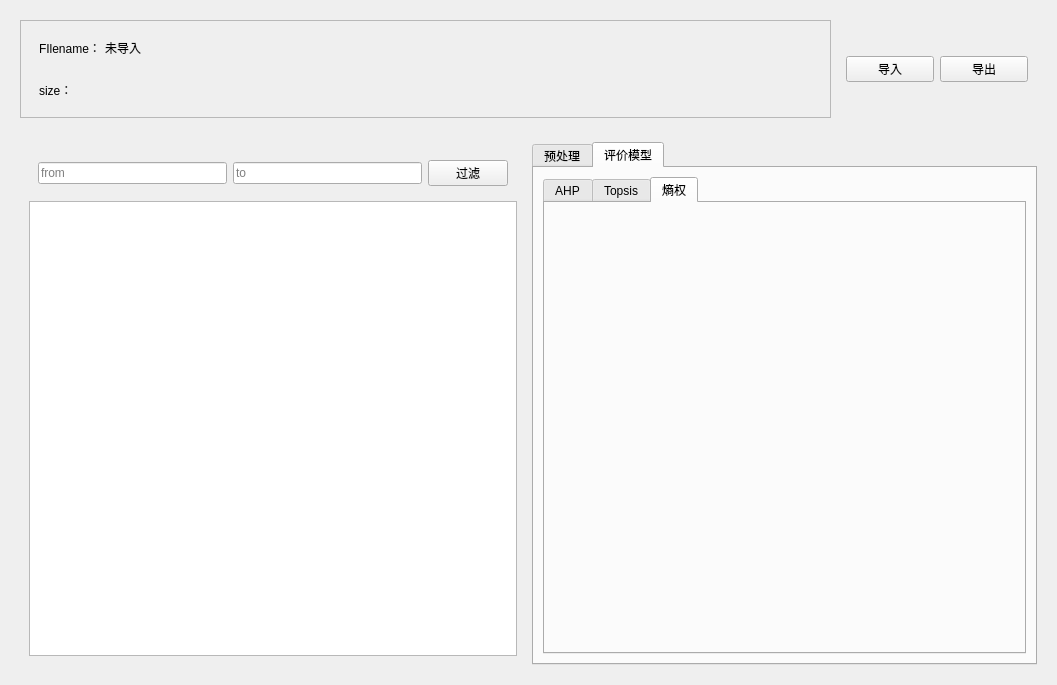
Before: the Qt Designer form MMH.ui in KrowFeather/MathematicalModellingHelper, drawn with Qt 5.
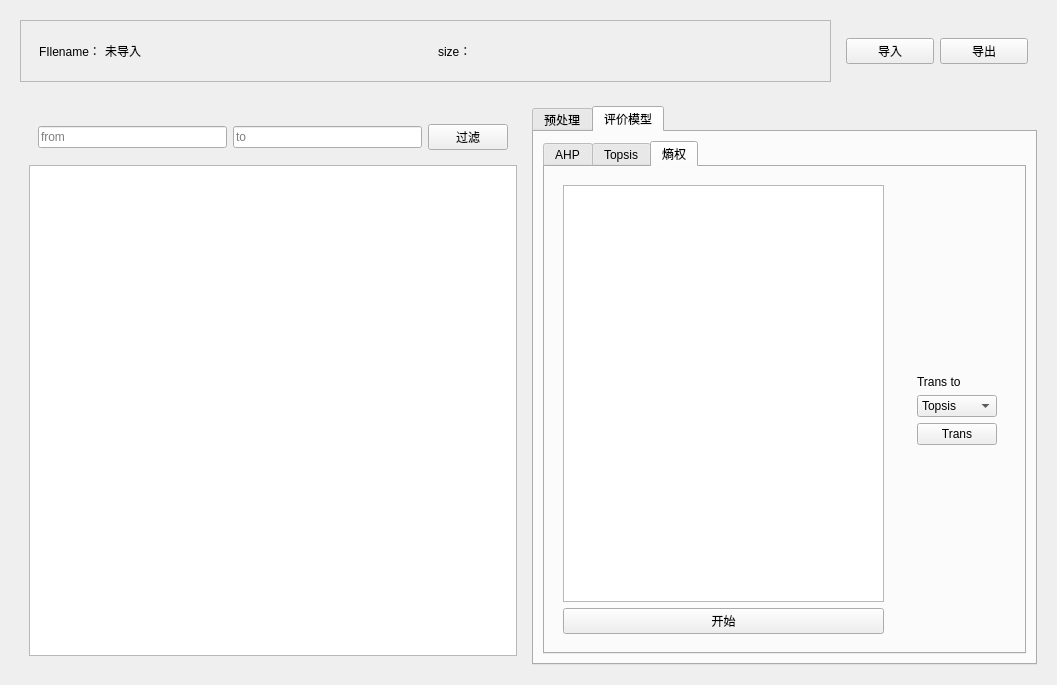
After: the same form once the commit is applied. The open tabs and pages were chosen to show the change.

```diff
--- a/MMH.ui
+++ b/MMH.ui
@@ -31,7 +31,7 @@
         <property name="frameShadow">
          <enum>QFrame::Shadow::Raised</enum>
         </property>
-        <layout class="QVBoxLayout" name="verticalLayout_2">
+        <layout class="QHBoxLayout" name="horizontalLayout_16">
          <item>
           <widget class="QWidget" name="widget_3" native="true">
            <layout class="QHBoxLayout" name="horizontalLayout_4">
@@ -446,6 +446,97 @@
              <attribute name="title">
               <string>熵权</string>
              </attribute>
+             <layout class="QHBoxLayout" name="horizontalLayout_14">
+              <item>
+               <widget class="QWidget" name="widget_15" native="true">
+                <layout class="QVBoxLayout" name="verticalLayout_7">
+                 <item>
+                  <widget class="QTableWidget" name="ewMat"/>
+                 </item>
+                 <item>
+                  <widget class="QPushButton" name="btnEntropyWeight">
+                   <property name="text">
+                    <string>开始</string>
+                   </property>
+                  </widget>
+                 </item>
+                </layout>
+               </widget>
+              </item>
+              <item>
+               <widget class="QWidget" name="widget_16" native="true">
+                <property name="minimumSize">
+                 <size>
+                  <width>100</width>
+                  <height>0</height>
+                 </size>
+                </property>
+                <layout class="QHBoxLayout" name="horizontalLayout_15">
+                 <item>
+                  <widget class="QWidget" name="widget_17" native="true">
+                   <layout class="QVBoxLayout" name="verticalLayout_11">
+                    <item>
+                     <spacer name="verticalSpacer">
+                      <property name="orientation">
+                       <enum>Qt::Orientation::Vertical</enum>
+                      </property>
+                      <property name="sizeHint" stdset="0">
+                       <size>
+                        <width>20</width>
+                        <height>40</height>
+                       </size>
+                      </property>
+                     </spacer>
+                    </item>
+                    <item>
+                     <widget class="QLabel" name="label_8">
+                      <property name="maximumSize">
+                       <size>
+                        <width>16777215</width>
+                        <height>50</height>
+                       </size>
+                      </property>
+                      <property name="text">
+                       <string>Trans to</string>
+                      </property>
+                     </widget>
+                    </item>
+                    <item>
+                     <widget class="QComboBox" name="ewToCB">
+                      <item>
+                       <property name="text">
+                        <string>Topsis</string>
+                       </property>
+                      </item>
+                     </widget>
+                    </item>
+                    <item>
+                     <widget class="QPushButton" name="btnTransEWBtn">
+                      <property name="text">
+                       <string>Trans</string>
+                      </property>
+                     </widget>
+                    </item>
+                    <item>
+                     <spacer name="verticalSpacer_2">
+                      <property name="orientation">
+                       <enum>Qt::Orientation::Vertical</enum>
+                      </property>
+                      <property name="sizeHint" stdset="0">
+                       <size>
+                        <width>20</width>
+                        <height>40</height>
+                       </size>
+                      </property>
+                     </spacer>
+                    </item>
+                   </layout>
+                  </widget>
+                 </item>
+                </layout>
+               </widget>
+              </item>
+             </layout>
             </widget>
            </widget>
           </item>
```
Left out of the diff: 23 changed lines with no effect on the pictures.
